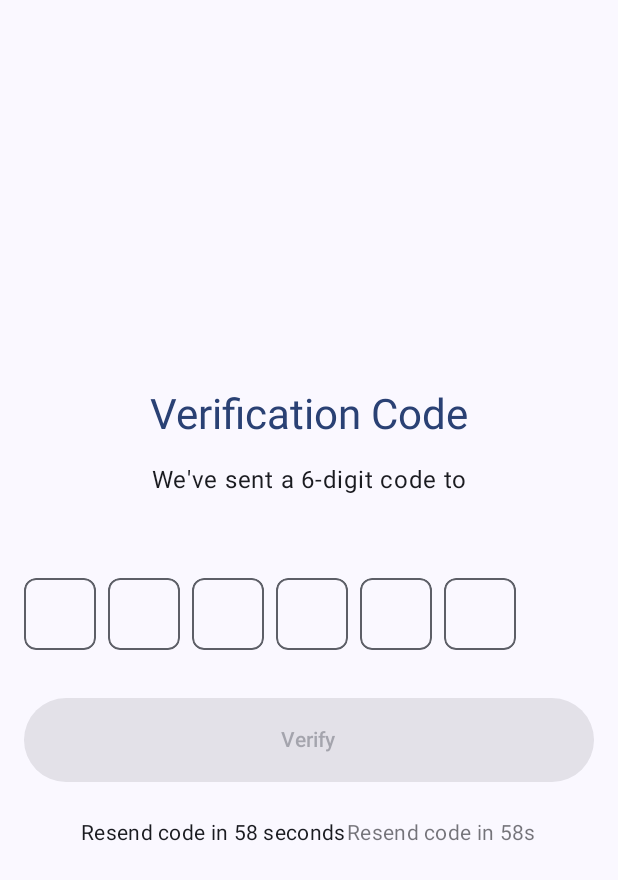
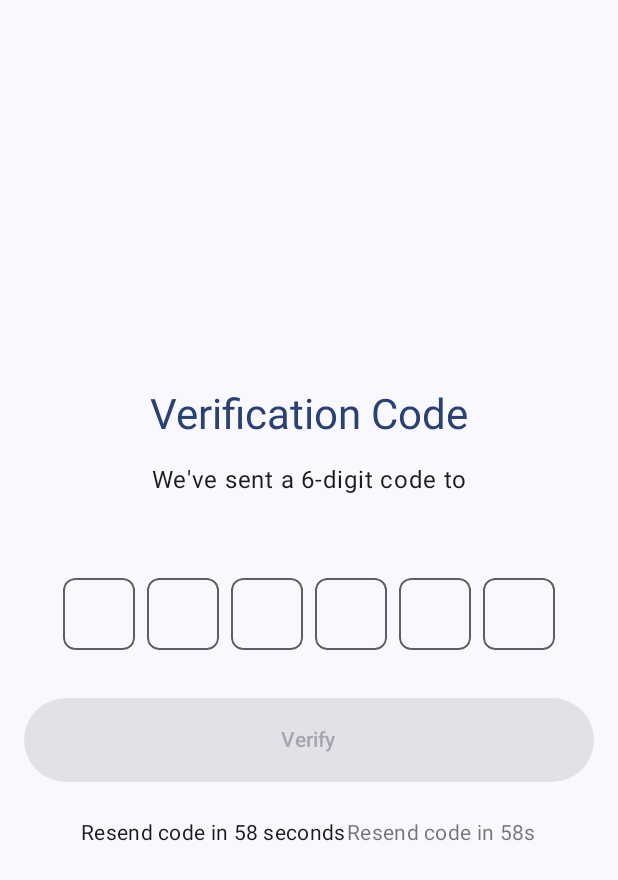
Before and after one commit to sukumarsaurav/SafeHouseV1, an Android app built with Jetpack Compose: the composable OtpScreen called with empty values, on a phone screen of 412 x 824 dp. Shown: the top 880 px of the screen. Run offline under Robolectric (Android 15) with nearby library versions, the light colour scheme and no system bars; network calls fail.

Commit message:
otp screen otpbox alignment fixedand extra otpinputis fixed

```diff
--- a/app/src/main/java/com/example/safehouse/ui/screens/auth/OtpScreen.kt
+++ b/app/src/main/java/com/example/safehouse/ui/screens/auth/OtpScreen.kt
@@ -27,6 +27,7 @@ fun OtpScreen(phoneNumber: String, navController: NavController) {
     var otp by remember { mutableStateOf("") }
     var isLoading by remember { mutableStateOf(false) }
     var errorMessage by remember { mutableStateOf<String?>(null) }
+    var successMessage by remember { mutableStateOf<String?>(null) }
     var resendEnabled by remember { mutableStateOf(false) }
     var secondsLeft by remember { mutableStateOf(60) }
     val coroutineScope = rememberCoroutineScope()
@@ -68,48 +69,48 @@ fun OtpScreen(phoneNumber: String, navController: NavController) {
             value = otp,
             onValueChange = {
                 if (it.length <= 6 && it.all { char -> char.isDigit() }) {
-                    otp = it
+                    otp = it.uppercase()
                     errorMessage = null
+                    successMessage = null
                 }
             },
             keyboardOptions = KeyboardOptions(keyboardType = KeyboardType.Number),
             decorationBox = { innerTextField ->
                 Row(
-                    horizontalArrangement = Arrangement.spacedBy(8.dp),
-                    modifier = Modifier.padding(bottom = 32.dp)
+                    horizontalArrangement = Arrangement.Center,
+                    modifier = Modifier
+                        .fillMaxWidth()
+                        .padding(bottom = 32.dp)
                 ) {
                     repeat(6) { index ->
                         val char = when {
                             index >= otp.length -> ""
                             else -> otp[index].toString()
                         }
-                        Box(
-                            contentAlignment = Alignment.Center,
-                            modifier = Modifier
-                                .size(48.dp)
-                                .clip(RoundedCornerShape(8.dp))
-                                .background(MaterialTheme.colorScheme.surface)
-                                .border(
-                                    width = 1.dp,
-                                    color = if (index < otp.length)
-                                        MaterialTheme.colorScheme.primary
-                                    else
-                                        MaterialTheme.colorScheme.outline,
-                                    shape = RoundedCornerShape(8.dp)
-                                )
-                        ) {
-                            Text(
-                                text = char,
-                                style = MaterialTheme.typography.headlineMedium,
-                                textAlign = TextAlign.Center
-                            )
-                        }
+                        OtpBox(char = char, isFilled = index < otp.length)
+                        if (index < 5) Spacer(modifier = Modifier.width(8.dp))
                     }
                 }
-                innerTextField()
+                Box(
+                    modifier = Modifier
+                        .fillMaxWidth()
+                        .height(0.dp)
+                ) {
+                    innerTextField()
+                }
             },
-            modifier = Modifier.fillMaxWidth()
+            modifier = Modifier
+                .fillMaxWidth()
         )
+
+        if (successMessage != null) {
+            Text(
+                text = successMessage!!,
+                color = MaterialTheme.colorScheme.primary,
+                style = MaterialTheme.typography.bodyMedium,
+                modifier = Modifier.padding(bottom = 16.dp)
+            )
+        }
 
         if (errorMessage != null) {
             Text(
@@ -130,15 +131,16 @@ fun OtpScreen(phoneNumber: String, navController: NavController) {
 
                     isLoading = true
                     errorMessage = null
+                    successMessage = null
 
                     try {
                         val verifyRequest = VerifyPhoneRequest(phone = phoneNumber, otp = otp)
                         val response = ApiClient.authService.verifyPhone(verifyRequest)
 
                         if (response.isSuccessful) {
-                            // Navigate to home screen after successful verification
+                            successMessage = "Phone number verified successfully"
+                            delay(1000)
                             navController.navigate(Screen.Home.route) {
-                                // Clear the back stack so user can't go back to auth screens
                                 popUpTo(Screen.Login.route) { inclusive = true }
                             }
                         } else {
@@ -218,6 +220,32 @@ fun OtpScreen(phoneNumber: String, navController: NavController) {
     }
 }
 
+@Composable
+private fun OtpBox(char: String, isFilled: Boolean) {
+    Box(
+        contentAlignment = Alignment.Center,
+        modifier = Modifier
+            .size(48.dp)
+            .clip(RoundedCornerShape(8.dp))
+            .background(MaterialTheme.colorScheme.surface)
+            .border(
+                width = 1.dp,
+                color = if (isFilled)
+                    MaterialTheme.colorScheme.primary
+                else
+                    MaterialTheme.colorScheme.outline,
+                shape = RoundedCornerShape(8.dp)
+            )
+    ) {
+        Text(
+            text = char,
+            style = MaterialTheme.typography.headlineMedium,
+            textAlign = TextAlign.Center,
+            color = MaterialTheme.colorScheme.onSurface
+        )
+    }
+}
+
 private fun formatPhoneNumberForDisplay(phoneNumber: String): String {
     // If the phone number starts with +91, format it nicely
     return if (phoneNumber.startsWith("+91")) {
```
